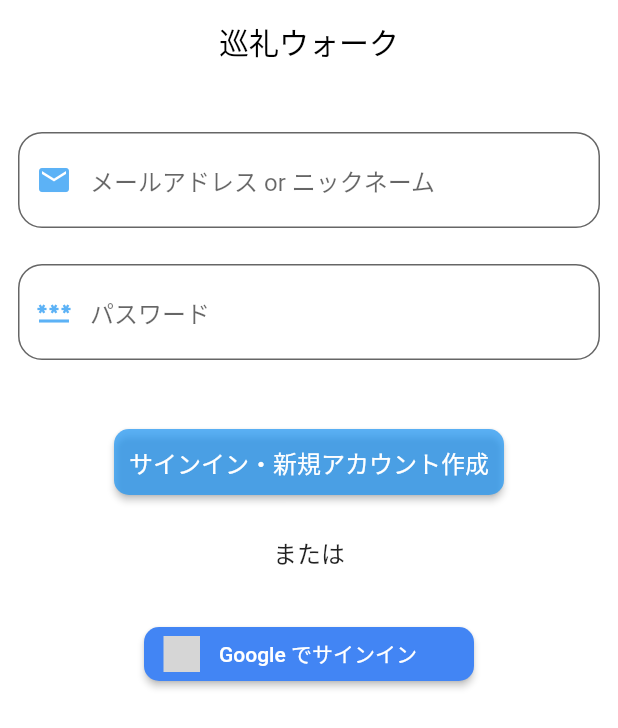
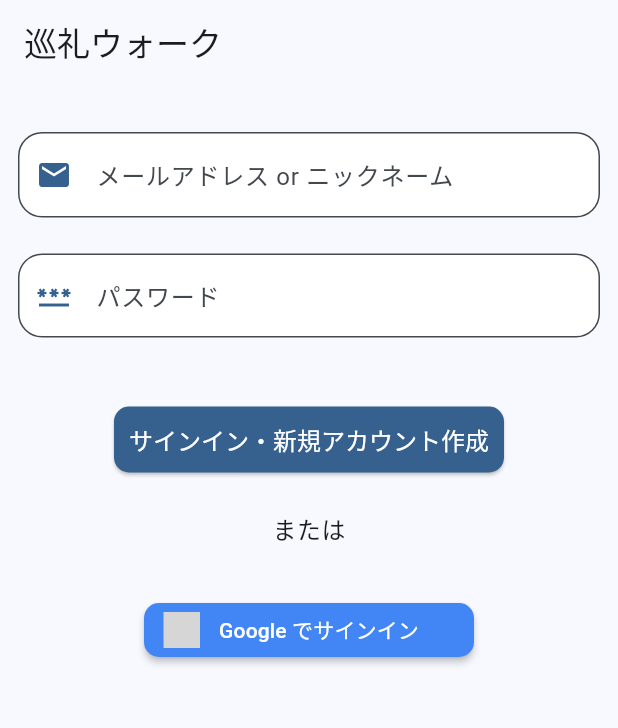
Before and after one commit to sports-club-hanzan/virtual-pilgrimage, a Flutter app: the HomePage screen opened by its route, item 2 of the bottom bar chosen, on a phone screen of 412 x 824 dp. Shown: the top 728 px of the screen. Run offline on Flutter 3.47's test engine with Material 2 defaults, Android fonts, the phone set to English and light mode, and no system bars; our stand-ins replace cloud_firestore, firebase_analytics, firebase_auth, firebase_core, firebase_crashlytics, firebase_storage and 11 more; missing offline and left inert: google_polyline_algorithm, health; accounts and stored records are empty; grey boxes are pictures that could not be loaded.

Commit message:
:iphone: enable to material3

```diff
--- a/lib/router.dart
+++ b/lib/router.dart
@@ -17,6 +17,15 @@ extension RouterPath on String {
   static const profile = '/profile';
 }
 
+// アニメーション抜きで即ページ遷移させるための設定
+// タブで移動できるページに実装
+CustomTransitionPage<ConsumerWidget> zeroTransitionPage(Widget child, BuildContext context) =>
+    CustomTransitionPage(
+      child: child,
+      transitionDuration: Duration.zero,
+      transitionsBuilder: (context, animation, secondaryAnimation, child) => child,
+    );
+
 // ref. https://zenn.dev/mkikuchi/articles/cc87c84e1404c4
 final Provider<GoRouter> routerProvider = Provider<GoRouter>(
   (ref) => GoRouter(
@@ -28,7 +37,7 @@ final Provider<GoRouter> routerProvider = Provider<GoRouter>(
       // ルート
       GoRoute(
         path: RouterPath.home,
-        builder: (context, state) => const HomePage(),
+        pageBuilder: (context, state) => zeroTransitionPage(const HomePage(), context),
       ),
       // ログイン
       GoRoute(
@@ -48,15 +57,16 @@ final Provider<GoRouter> routerProvider = Provider<GoRouter>(
       GoRoute(
         name: RouterPath.profile,
         path: RouterPath.profile,
-        builder: (BuildContext context, GoRouterState state) {
+        pageBuilder: (context, state) {
           final userId = state.queryParams['userId']!;
           final canEdit = state.queryParams['canEdit'];
           final previousPage = state.queryParams['previousPagePath'];
-          return ProfilePage(
+          final page = ProfilePage(
             userId: userId,
             canEdit: canEdit == 'true',
             previousPagePath: previousPage ?? RouterPath.home,
           );
+          return zeroTransitionPage(page, context);
         },
       ),
     ],
--- a/lib/ui/components/bottom_navigation.dart
+++ b/lib/ui/components/bottom_navigation.dart
@@ -25,11 +25,11 @@ class BottomNavigation extends StatelessWidget {
 
     final destinations = <Widget>[
       NavigationDestination(
-        icon: const Icon(Icons.map_rounded),
+        icon: const Icon(Icons.map_outlined),
         label: PageType.home.name,
       ),
       NavigationDestination(
-        icon: const Icon(Icons.account_circle),
+        icon: const Icon(Icons.account_circle_outlined),
         label: PageType.profile.name,
       ),
       // 下記はランキングページ用の設定
@@ -38,7 +38,7 @@ class BottomNavigation extends StatelessWidget {
     return NavigationBar(
       selectedIndex: pageType.index,
       destinations: destinations,
-      backgroundColor: Colors.white10,
+      backgroundColor: Colors.white70,
       onDestinationSelected: (int index) {
         final pageType = PageType.values[index];
         pageTypeNotifier.state = pageType;
--- a/lib/ui/components/my_app_bar.dart
+++ b/lib/ui/components/my_app_bar.dart
@@ -9,8 +9,6 @@ class MyAppBar extends StatelessWidget with PreferredSizeWidget {
   Widget build(BuildContext context) {
     return AppBar(
       title: const Text(appTitle),
-      backgroundColor: Theme.of(context).appBarTheme.backgroundColor,
-      automaticallyImplyLeading: true,
     );
   }
 
--- a/lib/ui/pages/profile/profile_page.dart
+++ b/lib/ui/pages/profile/profile_page.dart
@@ -180,10 +180,11 @@ class _ProfilePageBody extends StatelessWidget {
           },
           selectedTextStyle: const TextStyle(
             fontWeight: FontWeight.bold,
+            color: ColorStyle.white,
           ),
           unSelectedTextStyle: const TextStyle(
-            color: Colors.black54,
-            fontWeight: FontWeight.w200,
+            color: Colors.black87,
+            fontWeight: FontWeight.w400,
           ),
           selectedIndex: state.selectedTabIndex,
         ),
--- a/lib/ui/style/theme.dart
+++ b/lib/ui/style/theme.dart
@@ -1,38 +1,15 @@
 import 'package:flutter/material.dart';
-import 'package:flutter/services.dart';
 
 import 'color.dart';
 
 extension AppTheme on ThemeData {
   static final theme = ThemeData(
+    useMaterial3: true,
+    colorSchemeSeed: ColorStyle.primary,
     unselectedWidgetColor: ColorStyle.grey,
     focusColor: ColorStyle.primary,
-    primaryColor: ColorStyle.primary,
     primaryColorDark: ColorStyle.primaryDark,
     primaryColorLight: ColorStyle.primaryLight,
     backgroundColor: ColorStyle.white,
-    appBarTheme: const AppBarTheme(
-      systemOverlayStyle: SystemUiOverlayStyle.dark,
-      centerTitle: true,
-      backgroundColor: ColorStyle.white,
-      elevation: 0,
-    ),
-    // ダークモードにしても通常色にしてもバッテリーなどの表示に支障を与えないようにしている
-    // ref. https://zenn.dev/sugitlab/articles/d49a056941d511
-    primarySwatch: MaterialColor(
-      ColorStyle.white.value,
-      <int, Color>{
-        50: Color(ColorStyle.white.value),
-        100: Color(ColorStyle.white.value),
-        200: Color(ColorStyle.white.value),
-        300: Color(ColorStyle.white.value),
-        400: Color(ColorStyle.white.value),
-        500: Color(ColorStyle.white.value),
-        600: Color(ColorStyle.white.value),
-        700: Color(ColorStyle.white.value),
-        800: Color(ColorStyle.white.value),
-        900: Color(ColorStyle.white.value),
-      },
-    ),
   );
 }
```
